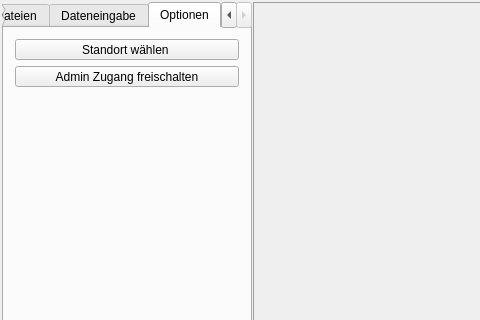
The window that census-tool/ui/mainwindow.ui (ifaoe/daisi-gui) describes before a commit, drawn with Qt 5; both pictures show x 0 to 480 and y 0 to 320 of the 1248 by 805 pixel window.
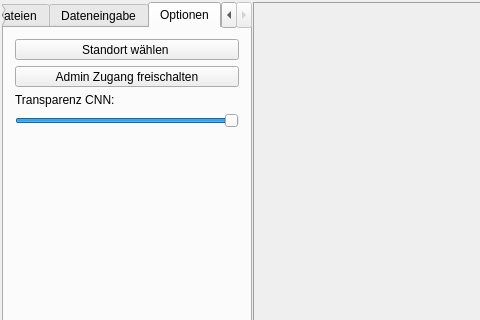
The same window after the commit. The open tabs and pages were chosen to show the change. Icons and pictures are not drawn.

```diff
--- a/census-tool/ui/mainwindow.ui
+++ b/census-tool/ui/mainwindow.ui
@@ -829,7 +829,7 @@
                 </property>
                </widget>
               </item>
-              <item row="2" column="0">
+              <item row="4" column="0">
                <spacer name="verticalSpacer">
                 <property name="orientation">
                  <enum>Qt::Vertical</enum>
@@ -862,6 +862,26 @@
                 </property>
                </widget>
               </item>
+              <item row="3" column="0">
+               <widget class="QSlider" name="horizontalSlider_cnn">
+                <property name="maximum">
+                 <number>100</number>
+                </property>
+                <property name="value">
+                 <number>100</number>
+                </property>
+                <property name="orientation">
+                 <enum>Qt::Horizontal</enum>
+                </property>
+               </widget>
+              </item>
+              <item row="2" column="0">
+               <widget class="QLabel" name="label">
+                <property name="text">
+                 <string>Transparenz CNN:</string>
+                </property>
+               </widget>
+              </item>
              </layout>
             </widget>
            </widget>
```
Left out of the diff: 16 changed lines with no effect on the pictures.
